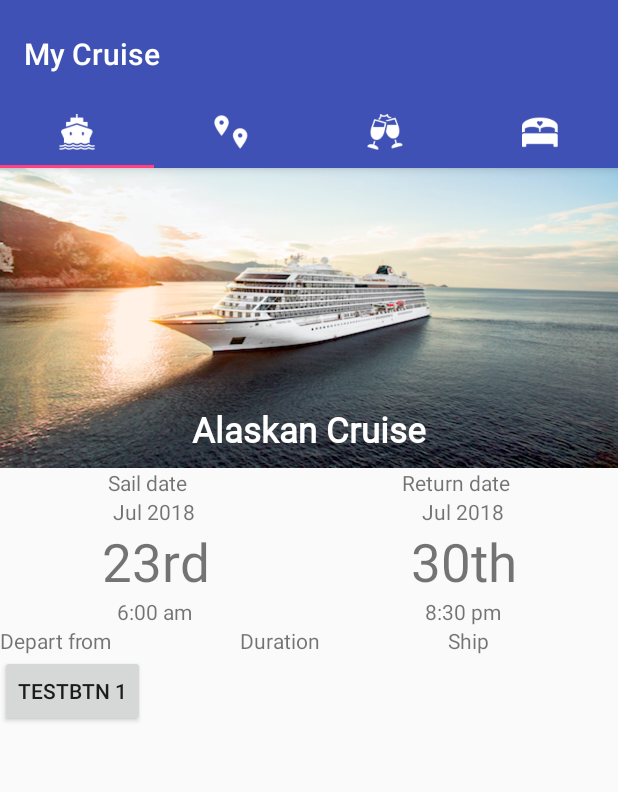
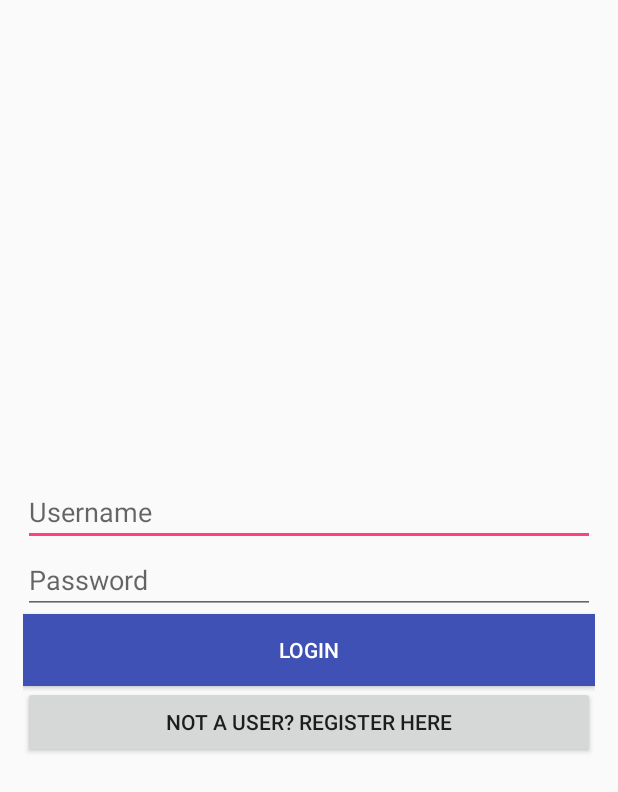
Before and after one commit to CaoPhiHung/douglas_mobile_dev, an Android app: the screen it shows after launch (HomeActivity before the commit, LoginActivity after it), on a phone screen of 412 x 824 dp. Shown: the top 792 px of the screen. Run offline under Robolectric (Android 15) with nearby library versions, the phone set to English and light mode, and no system bars; 2 statements that could not run were skipped.

Commit message:
Add login activity

```diff
--- /dev/null
+++ b/app/src/main/java/com/project/activities/LoginActivity.java
@@ -0,0 +1,31 @@
+package com.project.activities;
+
+import android.app.Fragment;
+import android.app.FragmentManager;
+import android.content.Context;
+import android.support.v7.app.AppCompatActivity;
+import android.os.Bundle;
+import android.view.View;
+import android.widget.Button;
+import android.widget.LinearLayout;
+import android.widget.Toast;
+
+public class LoginActivity extends AppCompatActivity {
+
+    @Override
+    protected void onCreate(Bundle savedInstanceState) {
+        super.onCreate(savedInstanceState);
+        setContentView(R.layout.activity_login);
+
+        LinearLayout layout = findViewById(R.id.layoutMain);
+        FragmentManager fragMan = getFragmentManager();
+        Fragment fragmentLogin = fragMan.findFragmentById(R.id.fragLogin);
+
+        Button btn = fragmentLogin.getView().findViewById(R.id.btnChangeToRegister);
+        btn.setOnClickListener(new View.OnClickListener() {
+            @Override
+            public void onClick(View view) {
+            }
+        });
+    }
+}
--- /dev/null
+++ b/app/src/main/java/com/project/activities/LoginFragment.java
@@ -0,0 +1,46 @@
+package com.project.activities;
+
+
+import android.content.Context;
+import android.content.Intent;
+import android.os.Bundle;
+import android.support.v4.app.Fragment;
+import android.view.LayoutInflater;
+import android.view.View;
+import android.view.ViewGroup;
+import android.widget.Button;
+
+//import com.project.groupproject.R;
+
+/**
+ * A simple {@link Fragment} subclass.
+ */
+public class LoginFragment extends Fragment {
+
+    View view;
+
+    public LoginFragment() {
+        // Required empty public constructor
+    }
+
+
+    @Override
+    public View onCreateView(LayoutInflater inflater, ViewGroup container,
+                             Bundle savedInstanceState) {
+        // Inflate the layout for this fragment
+        View view = inflater.inflate(R.layout.fragment_login, container, false);
+        final Context context = view.getContext();
+
+        Button btn = view.findViewById(R.id.btnLogin);
+        btn.setOnClickListener(new View.OnClickListener() {
+            @Override
+            public void onClick(View view) {
+                Intent i = new Intent(context, HomeActivity.class);
+                startActivity(i);
+            }
+        });
+
+        return view;
+    }
+
+}
--- a/app/src/main/java/com/project/activities/PortActivity.java
+++ b/app/src/main/java/com/project/activities/PortActivity.java
@@ -109,7 +109,6 @@ public class PortActivity extends AppCompatActivity {
                 booking.price_children = port.price_children;
                 booking.price_group = port.price_group;
                 booking.price_private = port.price_private;
-                booking.booking_name = txtName.getText().toString();
                 booking.calculate();
                 long booking_id = booking.save();
                 if (booking_id == -1){
--- a/app/src/main/java/com/project/db/PortBooking.java
+++ b/app/src/main/java/com/project/db/PortBooking.java
@@ -23,7 +23,6 @@ public class PortBooking {
     public static final String COLUMN_PRICE_SUBTOTAL = "price_subtotal";
     public static final String COLUMN_PRICE_TAX = "price_tax";
     public static final String COLUMN_PRICE_TOTAL = "price_total";
-    public static final String COLUMN_BOOKING_NAME = "booking_name";
     public static final String COLUMN_BOOKING_DATE = "booking_date";
 
 
@@ -41,7 +40,6 @@ public class PortBooking {
     public double price_subtotal;
     public double price_tax;
     public double price_total;
-    public String booking_name;
     public long booking_date;
 
     static public String[] getColumns(){
@@ -60,7 +58,6 @@ public class PortBooking {
                 COLUMN_PRICE_SUBTOTAL,
                 COLUMN_PRICE_TAX,
                 COLUMN_PRICE_TOTAL,
-                COLUMN_BOOKING_NAME,
                 COLUMN_BOOKING_DATE
         };
     }
@@ -86,7 +83,6 @@ public class PortBooking {
         content.put(COLUMN_PRICE_SUBTOTAL, this.price_subtotal);
         content.put(COLUMN_PRICE_TAX, this.price_tax);
         content.put(COLUMN_PRICE_TOTAL, this.price_total);
-        content.put(COLUMN_BOOKING_NAME, this.booking_name);
         content.put(COLUMN_BOOKING_DATE, this.booking_date);
 
         return content;
@@ -129,6 +125,7 @@ public class PortBooking {
         booking.price_subtotal = cursor.getDouble(cursor.getColumnIndex(COLUMN_PRICE_SUBTOTAL));
         booking.price_tax = cursor.getDouble(cursor.getColumnIndex(COLUMN_PRICE_SUBTOTAL));
         booking.price_total = cursor.getDouble(cursor.getColumnIndex(COLUMN_PRICE_TOTAL));
+        booking.booking_date = cursor.getLong(cursor.getColumnIndex(COLUMN_BOOKING_DATE));
         return booking;
     }
 }
--- a/app/src/main/java/com/project/db/TablesDefinitions.java
+++ b/app/src/main/java/com/project/db/TablesDefinitions.java
@@ -7,6 +7,8 @@ package com.project.db;
 public class TablesDefinitions {
     static final String USER = "CREATE TABLE user (id INTEGER PRIMARY KEY, " +
             "name TEXT, " +
+            "username TEXT, " +
+            "password TEXT, " +
             "phone TEXT)";
 
     static final String PORT = "CREATE TABLE port (id INTEGER PRIMARY KEY, " +
@@ -34,7 +36,6 @@ public class TablesDefinitions {
             "price_subtotal REAL, " +
             "price_tax REAL, " +
             "price_total REAL, " +
-            "booking_name TEXT, " +
             "booking_date INTEGER, " +
             "FOREIGN KEY (port_id) REFERENCES port(id) ON DELETE CASCADE," +
             "FOREIGN KEY (user_id) REFERENCES user(id) ON DELETE CASCADE)";
--- /dev/null
+++ b/app/src/main/res/layout/activity_login.xml
@@ -0,0 +1,17 @@
+<?xml version="1.0" encoding="utf-8"?>
+<LinearLayout xmlns:android="http://schemas.android.com/apk/res/android"
+    xmlns:app="http://schemas.android.com/apk/res-auto"
+    xmlns:tools="http://schemas.android.com/tools"
+    android:id="@+id/layoutMain"
+    android:layout_width="match_parent"
+    android:layout_height="match_parent"
+    android:orientation="vertical"
+    tools:context="com.project.activities.LoginActivity">
+
+    <fragment
+        android:id="@+id/fragLogin"
+        android:name="com.project.activities.LoginFragment"
+        android:layout_width="match_parent"
+        android:layout_height="wrap_content"
+        android:layout_weight="1" />
+</LinearLayout>
--- /dev/null
+++ b/app/src/main/res/layout/fragment_login.xml
@@ -0,0 +1,42 @@
+<LinearLayout xmlns:android="http://schemas.android.com/apk/res/android"
+    xmlns:tools="http://schemas.android.com/tools"
+    android:layout_width="match_parent"
+    android:layout_height="match_parent"
+    android:gravity="center_vertical|center_horizontal"
+    android:orientation="vertical"
+    android:padding="15dp"
+    tools:context="com.project.activities.LoginFragment">
+
+    <!-- TODO: Update blank fragment layout -->
+
+    <EditText
+        android:id="@+id/txtUserName"
+        android:layout_width="match_parent"
+        android:layout_height="wrap_content"
+        android:ems="10"
+        android:hint="Username"
+        android:inputType="textPersonName" />
+
+    <EditText
+        android:id="@+id/txtPassword"
+        android:layout_width="match_parent"
+        android:layout_height="wrap_content"
+        android:ems="10"
+        android:hint="Password"
+        android:inputType="textPassword" />
+
+    <Button
+        android:id="@+id/btnLogin"
+        android:layout_width="match_parent"
+        android:layout_height="wrap_content"
+        android:background="@color/colorPrimary"
+        android:text="Login"
+        android:textColor="@android:color/background_light" />
+
+    <Button
+        android:id="@+id/btnChangeToRegister"
+        android:layout_width="match_parent"
+        android:layout_height="wrap_content"
+        android:text="Not a user? Register here" />
+
+</LinearLayout>
--- a/app/src/main/res/values/colors.xml
+++ b/app/src/main/res/values/colors.xml
@@ -1,6 +1,6 @@
 <?xml version="1.0" encoding="utf-8"?>
 <resources>
-    <color name="colorPrimary">#3F51B5</color>
+    <color name="colorPrimary">#3f51b5</color>
     <color name="colorPrimaryDark">#303F9F</color>
     <color name="colorAccent">#FF4081</color>
     <color name="colorBackground1">#ac3f51b5</color>
```
Also changed, not shown: app/src/main/AndroidManifest.xml (+4 -3 lines), app/src/main/java/com/project/db/User.java (+10 -0 lines).
